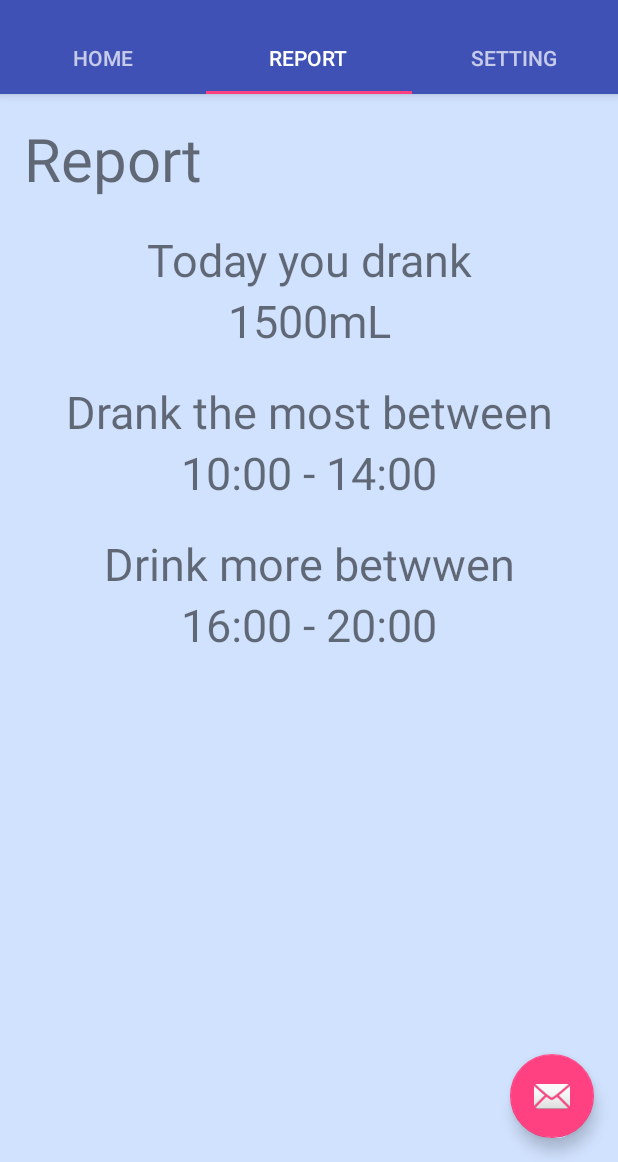
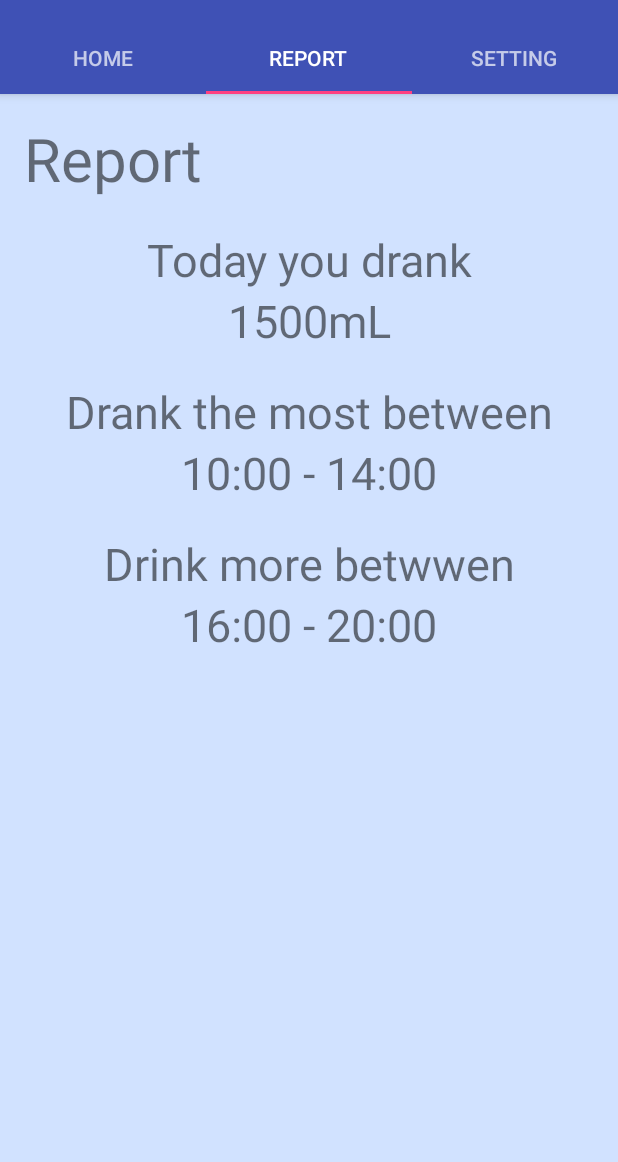
Before and after one commit to yejc1/H2OBand_Android, an Android app: the screen it shows after launch (MainActivity), tab 2 chosen, on a phone screen of 412 x 824 dp, the part 74-1236 px from its top. Run offline under Robolectric (Android 15) with nearby library versions, the light colour scheme and no system bars; libraries missing offline, so code that uses them is left out: com.github.mikephil.charting.

Commit message:
removed FAB from activity

```diff
--- a/app/src/main/java/seniordesign/h2oband_03/MainActivity.java
+++ b/app/src/main/java/seniordesign/h2oband_03/MainActivity.java
@@ -41,23 +41,11 @@ public class MainActivity extends AppCompatActivity {
         super.onCreate(savedInstanceState);
         setContentView(R.layout.activity_main);
 
-        Log.d("MainActivity", "Starting app");
-
-        /*
-        Spinner mySpinner = (Spinner) findViewById(R.id.spinner1);
-        ArrayAdapter<String> myAdapter=new ArrayAdapter<String>(MainActivity.this,
-                android.R.layout.simple_list_item_1,getResources().getStringArray(R.array.names));
-        myAdapter.setDropDownViewResource(android.R.layout.simple_spinner_dropdown_item);
-        mySpinner.setAdapter(myAdapter);
-       */
-
-        /*
-        Log.d(TAG,"onCreate: starting to create chart");
-        pieChart = (PieChart) findViewById(R.id.idPieChart);
-        addDataSet(pieChart);
-*/
         Toolbar toolbar = (Toolbar) findViewById(R.id.toolbar);
         setSupportActionBar(toolbar);
+
+
+
         // Create the adapter that will return a fragment for each of the three
         // primary sections of the activity.
         mSectionsPagerAdapter = new SectionsPagerAdapter(getSupportFragmentManager());
@@ -69,18 +57,16 @@ public class MainActivity extends AppCompatActivity {
         TabLayout tabLayout = (TabLayout) findViewById(R.id.tabs);
         tabLayout.setupWithViewPager(mViewPager);
 
-        FloatingActionButton fab = (FloatingActionButton) findViewById(R.id.fab);
+
+
+        /*FloatingActionButton fab = (FloatingActionButton) findViewById(R.id.fab);
         fab.setOnClickListener(new View.OnClickListener() {
             @Override
             public void onClick(View view) {
                 Snackbar.make(view, "Replace with your own action", Snackbar.LENGTH_LONG)
                         .setAction("Action", null).show();
             }
-        });
-
-
-
-
+        });*/
     }
 
 
--- a/app/src/main/res/layout/activity_main.xml
+++ b/app/src/main/res/layout/activity_main.xml
@@ -38,13 +38,13 @@
             android:layout_height="match_parent"
             app:layout_behavior="@string/appbar_scrolling_view_behavior" />
 
-        <android.support.design.widget.FloatingActionButton
+        <!--<android.support.design.widget.FloatingActionButton
             android:id="@+id/fab"
             android:layout_width="wrap_content"
             android:layout_height="wrap_content"
             android:layout_gravity="end|bottom"
             android:layout_margin="@dimen/fab_margin"
-            app:srcCompat="@android:drawable/ic_dialog_email" />
+            app:srcCompat="@android:drawable/ic_dialog_email" />-->
 
 
     </android.support.design.widget.CoordinatorLayout>
```
